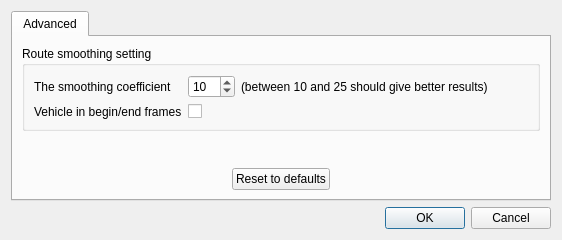
The window that src/settings.ui (michjans/routegen) describes before a commit, drawn with Qt 5.
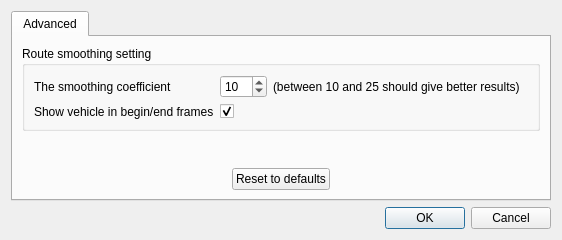
The same window after the commit.

Diff of the .ui file:
```diff
--- a/src/settings.ui
+++ b/src/settings.ui
@@ -125,7 +125,7 @@
           <item row="2" column="0">
            <widget class="QLabel" name="label_7">
             <property name="text">
-             <string>Vehicle in begin/end frames</string>
+             <string>Show vehicle in begin/end frames</string>
             </property>
            </widget>
           </item>
@@ -137,6 +137,9 @@
             <property name="text">
              <string/>
             </property>
+            <property name="checked">
+             <bool>true</bool>
+            </property>
            </widget>
           </item>
          </layout>
```
